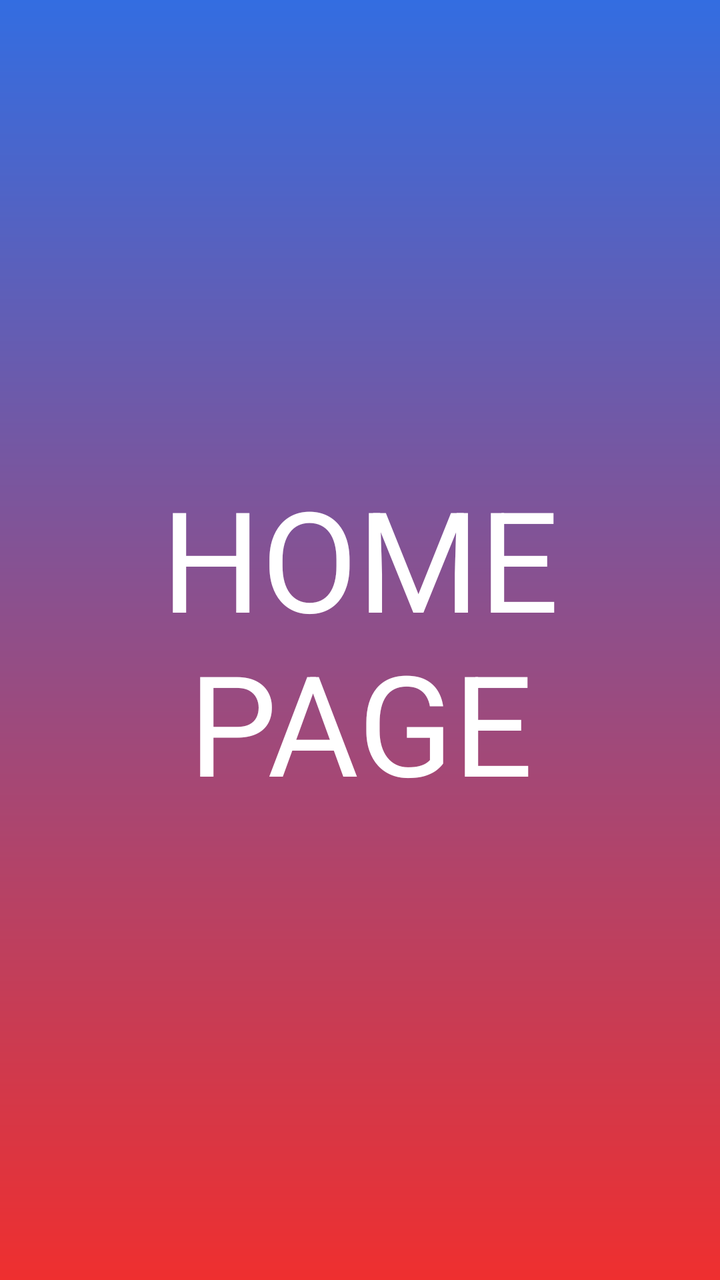
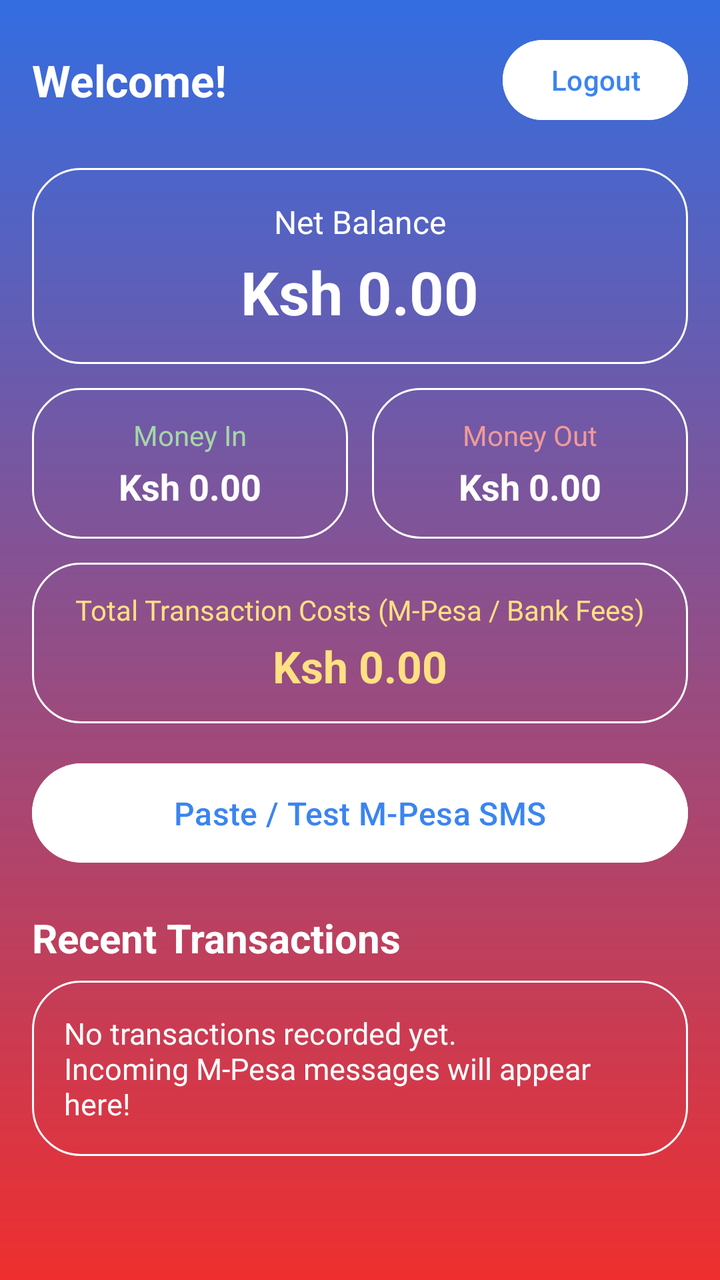

Two renders of the same Android screen: before a commit and after it. Below are the layout's source before the change and the commit's diff.
<!-- AndroidManifest.xml: application theme Theme.MyExpenses -->
<!-- res/layout/activity_home.xml -->
<?xml version="1.0" encoding="utf-8"?>
<RelativeLayout xmlns:android="http://schemas.android.com/apk/res/android"
    xmlns:app="http://schemas.android.com/apk/res-auto"
    xmlns:tools="http://schemas.android.com/tools"
    android:id="@+id/main"
    android:background="@drawable/login_background"
    android:layout_width="match_parent"
    android:layout_height="match_parent"
    tools:context=".Home">

    <TextView
        android:layout_width="wrap_content"
        android:layout_height="wrap_content"
        android:gravity="center"
        android:text="HOME PAGE"
        android:textSize="70sp"
        android:textColor="#ffffff"
        android:layout_centerInParent="true"
        app:flow_horizontalAlign="center"
    />

</RelativeLayout>
<!-- resources referenced by this layout -->
<resources>
  <!-- drawable login_background (drawable) -->
  <?xml version="1.0" encoding="utf-8"?>
  <shape xmlns:android="http://schemas.android.com/apk/res/android">
  <gradient android:type="linear" android:angle="100"
      android:startColor="#336DE1" android:endColor="#EF2F2F"
      />
  </shape>
  <style name="Theme.MyExpenses" parent="Base.Theme.MyExpenses" />
  <style name="Base.Theme.MyExpenses" parent="Theme.Material3.DayNight.NoActionBar">
          
          
      </style>
</resources>

<!-- the commit's change to res/layout/activity_home.xml (unified diff, before → after) -->
@@ -1,22 +1,199 @@
 <?xml version="1.0" encoding="utf-8"?>
-<RelativeLayout xmlns:android="http://schemas.android.com/apk/res/android"
-    xmlns:app="http://schemas.android.com/apk/res-auto"
+<ScrollView xmlns:android="http://schemas.android.com/apk/res/android"
     xmlns:tools="http://schemas.android.com/tools"
     android:id="@+id/main"
-    android:background="@drawable/login_background"
     android:layout_width="match_parent"
     android:layout_height="match_parent"
+    android:background="@drawable/login_background"
+    android:fillViewport="true"
     tools:context=".Home">
 
-    <TextView
-        android:layout_width="wrap_content"
+    <LinearLayout
+        android:layout_width="match_parent"
         android:layout_height="wrap_content"
-        android:gravity="center"
-        android:text="HOME PAGE"
-        android:textSize="70sp"
-        android:textColor="#ffffff"
-        android:layout_centerInParent="true"
-        app:flow_horizontalAlign="center"
-    />
+        android:orientation="vertical"
+        android:padding="16dp">
 
-</RelativeLayout>
+        
+        <LinearLayout
+            android:layout_width="match_parent"
+            android:layout_height="wrap_content"
+            android:gravity="center_vertical"
+            android:orientation="horizontal">
+
+            <TextView
+                android:id="@+id/welcome_text"
+                android:layout_width="0dp"
+                android:layout_height="wrap_content"
+                android:layout_weight="1"
+                android:text="Welcome!"
+                android:textColor="@color/white"
+                android:textSize="22sp"
+                android:textStyle="bold" />
+
+            <Button
+                android:id="@+id/logout_button"
+                android:layout_width="wrap_content"
+                android:layout_height="wrap_content"
+                android:backgroundTint="@color/white"
+                android:text="Logout"
+                android:textColor="#3B84F1"
+                android:textSize="14sp" />
+        </LinearLayout>
+
+        <LinearLayout
+            android:layout_width="match_parent"
+            android:layout_height="wrap_content"
+            android:layout_marginTop="20dp"
+            android:background="@drawable/rounded_corner"
+            android:gravity="center"
+            android:orientation="vertical"
+            android:padding="16dp"
+            >
+            <TextView
+                android:layout_width="wrap_content"
+                android:layout_height="wrap_content"
+                android:text="Net Balance"
+                android:textColor="@color/white"
+                android:textSize="16sp"
+            />
+            <TextView
+                android:id="@+id/net_balance_text"
+                android:layout_width="wrap_content"
+                android:layout_height="wrap_content"
+                android:layout_marginTop="4dp"
+                android:text="Ksh 0.00"
+                android:textColor="@color/white"
+                android:textSize="30sp"
+                android:textStyle="bold"
+            />
+
+        </LinearLayout>
+
+        <LinearLayout
+            android:layout_width="match_parent"
+            android:layout_height="wrap_content"
+            android:layout_marginTop="12dp"
+            android:orientation="horizontal"
+        >
+
+            <LinearLayout
+                android:layout_width="0dp"
+                android:layout_height="wrap_content"
+                android:layout_marginEnd="6dp"
+                android:layout_weight="1"
+                android:background="@drawable/rounded_corner"
+                android:gravity="center"
+                android:orientation="vertical"
+                android:padding="14dp"
+            >
+                <TextView
+                    android:layout_width="wrap_content"
+                    android:layout_height="wrap_content"
+                    android:text="Money In"
+                    android:textColor="#A5D6A7"
+                    android:textSize="14sp"
+                />
+                <TextView
+                    android:id="@+id/total_income_text"
+                    android:layout_width="wrap_content"
+                    android:layout_height="wrap_content"
+                    android:layout_marginTop="4dp"
+                    android:text="Ksh 0.00"
+                    android:textColor="@color/white"
+                    android:textSize="18sp"
+                    android:textStyle="bold"
+                />
+
+            </LinearLayout>
+
+            <LinearLayout
+                android:layout_width="0dp"
+                android:layout_height="wrap_content"
+                android:layout_marginStart="6dp"
+                android:layout_weight="1"
+                android:background="@drawable/rounded_corner"
+                android:gravity="center"
+                android:orientation="vertical"
+                android:padding="14dp">
+                <TextView
+                    android:layout_width="wrap_content"
+                    android:layout_height="wrap_content"
+                    android:text="Money Out"
+                    android:textColor="#EF9A9A"
+                    android:textSize="14sp" />
+
+                <TextView
+                    android:id="@+id/total_expense_text"
+                    android:layout_width="wrap_content"
+                    android:layout_height="wrap_content"
+                    android:layout_marginTop="4dp"
+                    android:text="Ksh 0.00"
+                    android:textColor="@color/white"
+                    android:textSize="18sp"
+                    android:textStyle="bold" />
+            </LinearLayout>
+
+        </LinearLayout>
+
+        <LinearLayout
+            android:layout_width="match_parent"
+            android:layout_height="wrap_content"
+            android:layout_marginTop="12dp"
+            android:background="@drawable/rounded_corner"
+            android:gravity="center"
+            android:orientation="vertical"
+            android:padding="14dp">
+
+            <TextView
+                android:layout_width="wrap_content"
+                android:layout_height="wrap_content"
+                android:text="Total Transaction Costs (M-Pesa / Bank Fees)"
+                android:textColor="#FFE082"
+                android:textSize="14sp" />
+
+            <TextView
+                android:id="@+id/total_fees_text"
+                android:layout_width="wrap_content"
+                android:layout_height="wrap_content"
+                android:layout_marginTop="4dp"
+                android:text="Ksh 0.00"
+                android:textColor="#FFE082"
+                android:textSize="22sp"
+                android:textStyle="bold" />
+        </LinearLayout>
+        
+        <Button
+            android:id="@+id/simulate_sms_button"
+            android:layout_width="match_parent"
+            android:layout_height="wrap_content"
+            android:layout_marginTop="16dp"
+            android:backgroundTint="@color/white"
+            android:padding="14dp"
+            android:text="Paste / Test M-Pesa SMS"
+            android:textColor="#3B84F1"
+            android:textSize="16sp" />
+
+        
+        <TextView
+            android:layout_width="wrap_content"
+            android:layout_height="wrap_content"
+            android:layout_marginTop="20dp"
+            android:text="Recent Transactions"
+            android:textColor="@color/white"
+            android:textSize="20sp"
+            android:textStyle="bold" />
+
+        <TextView
+            android:id="@+id/transactions_list_text"
+            android:layout_width="match_parent"
+            android:layout_height="wrap_content"
+            android:layout_marginTop="8dp"
+            android:background="@drawable/rounded_corner"
+            android:padding="16dp"
+            android:text="No transactions recorded yet.\nIncoming M-Pesa messages will appear here!"
+            android:textColor="@color/white"
+            android:textSize="15sp" />
+
+    </LinearLayout>
+</ScrollView>
<!-- resource entries referenced after the edit -->
@@ -1,11 +1,20 @@
 <!-- resources referenced by this layout -->
 <resources>
+  <color name="white">#FFFFFFFF</color>
   <!-- drawable login_background (drawable) -->
   <?xml version="1.0" encoding="utf-8"?>
   <shape xmlns:android="http://schemas.android.com/apk/res/android">
   <gradient android:type="linear" android:angle="100"
       android:startColor="#336DE1" android:endColor="#EF2F2F"
       />
+  </shape>
+  <!-- drawable rounded_corner (drawable) -->
+  <?xml version="1.0" encoding="utf-8"?>
+  <shape xmlns:android="http://schemas.android.com/apk/res/android"
+      android:shape="rectangle">
+      <corners android:radius="24dp"/>
+      <stroke android:width="1dip" android:color="@color/white" />
+  
   </shape>
   <style name="Theme.MyExpenses" parent="Base.Theme.MyExpenses" />
   <style name="Base.Theme.MyExpenses" parent="Theme.Material3.DayNight.NoActionBar">
